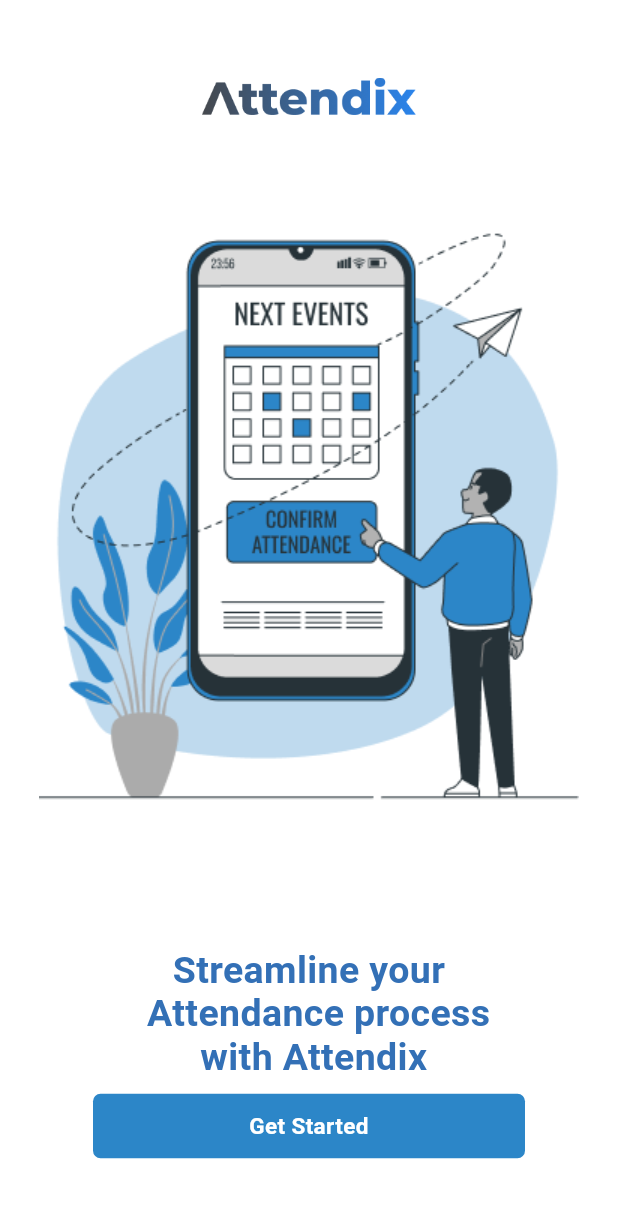
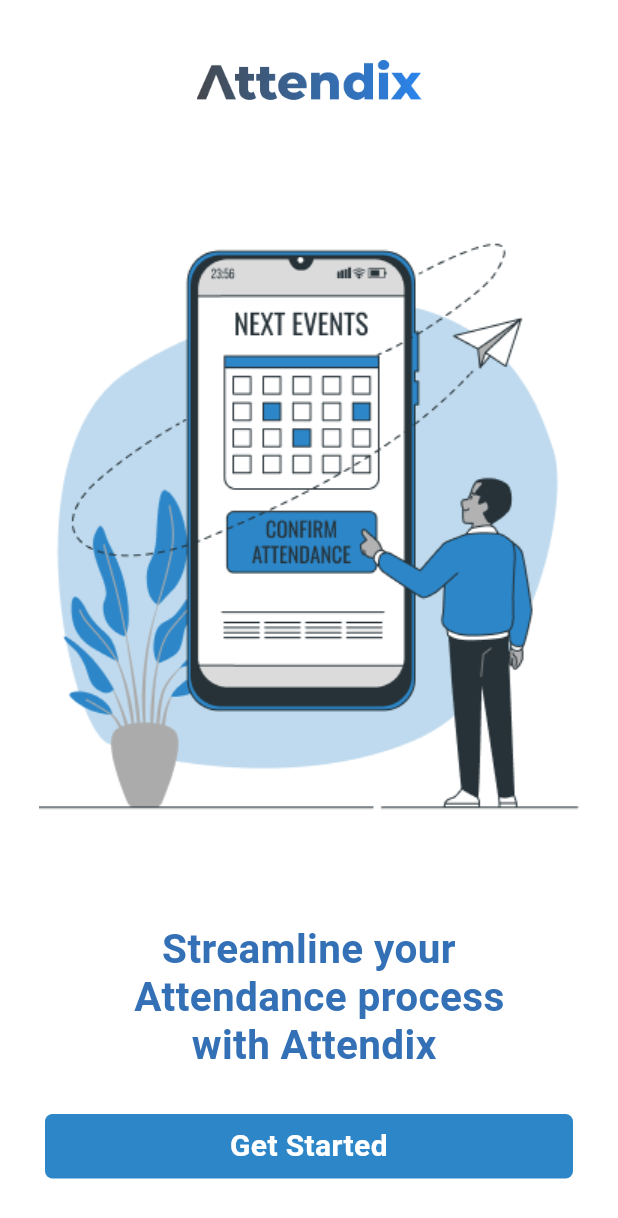
Before and after one commit to dhrisyapn/attendix, a Flutter app: the screen it shows after launch, on a phone screen of 412 x 824 dp. Shown: the top 1218 px of the screen. Run offline on Flutter 3.47's test engine with Material 3 defaults, Android fonts, the phone set to English and light mode, and no system bars; Roboto replaces fonts that are missing (Poppins).

Commit message:
allignment  fixed

```diff
--- a/lib/getstarted.dart
+++ b/lib/getstarted.dart
@@ -17,35 +17,36 @@
           Center(
             child: Image.asset(
               'assets/logo.png',
-              height: 25,
-              width: 145,
+              height: 30,
+              width: 150,
             ),
           ),
           SizedBox(
-            height: 55,
+            height: 40,
           ),
           Image.asset(
             'assets/Group 58.png',
+            width: double.infinity,
           ),
-          SizedBox(
-            height: MediaQuery.of(context).size.height * 0.1,
-          ),
+          SizedBox(height: 30),
           Text(
             'Streamline your \n  Attendance process \n with Attendix',
             textAlign: TextAlign.center,
             style: TextStyle(
               color: Color(0xFF3370B6),
-              fontSize: 25,
+              fontSize: 27,
               fontFamily: 'Poppins',
               fontWeight: FontWeight.w600,
               height: 0,
             ),
           ),
           SizedBox(
-            height: 10,
+            height: 30,
           ),
-          Container(
-            width: 288,
+          Padding(
+            padding: const EdgeInsets.only(left: 30, right: 30),
+            child: Container(
+              width: double.infinity,
               height: 43,
               decoration: ShapeDecoration(
                 color: Color(0xFF2C86C8),
@@ -59,10 +60,10 @@
                   textAlign: TextAlign.center,
                   style: TextStyle(
                     color: Colors.white,
-                  fontSize: 15,
+                    fontSize: 20,
                     fontFamily: 'Poppins',
                     fontWeight: FontWeight.w600,
-                  height: 0,
+                  ),
                 ),
               ),
             ),
```
Lines whose indentation alone changed are shown as unchanged.
